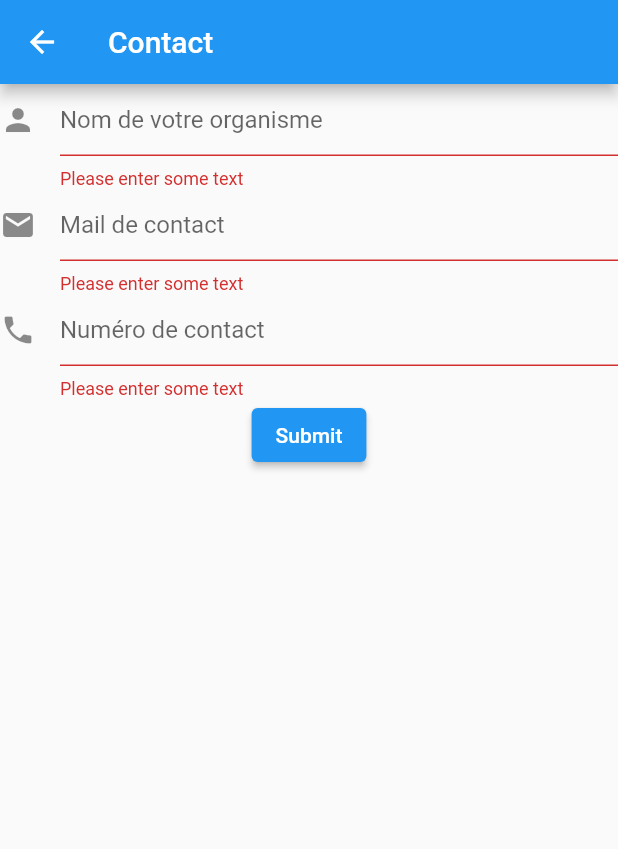
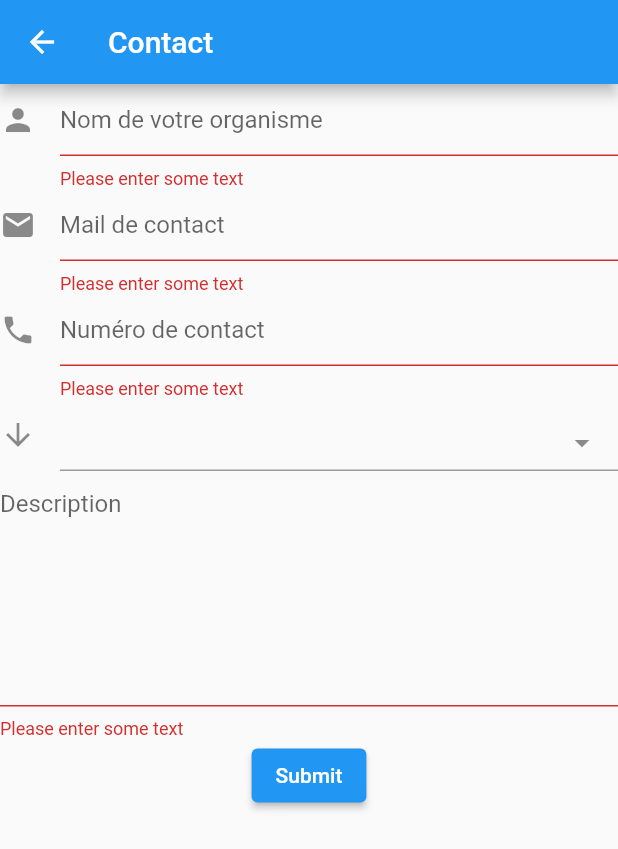
Before and after one commit to Esperlluette/nordlund_app, a Flutter app: the Contact screen opened directly, after a tap on "Submit", on a phone screen of 412 x 824 dp. Shown: the top 849 px of the screen. Run offline on Flutter 3.47's test engine with Material 2 defaults, Android fonts, the phone set to English and light mode, and no system bars; drawn by our look-alikes of select_form_field; our stand-ins replace shared_preferences; missing offline and left inert: dart:ffi; accounts and stored records are empty.

Commit message:
Contact form API WIP

```diff
--- a/lib/pages/component/contactForm.dart
+++ b/lib/component/contactForm.dart
@@ -1,6 +1,9 @@
+import 'dart:developer';
+
+import 'package:flutter/foundation.dart';
 import 'package:flutter/material.dart';
-import 'package:flutter/src/widgets/framework.dart';
-import 'package:flutter/src/widgets/placeholder.dart';
+import 'package:nordlund_dev/utils/api/Api.dart';
+import 'package:select_form_field/select_form_field.dart';
 
 class ContactForm extends StatefulWidget {
   const ContactForm({super.key});
@@ -11,7 +14,28 @@ class ContactForm extends StatefulWidget {
 
 class _ContactFormState extends State<ContactForm> {
   final _formKey = GlobalKey<FormState>();
-  String? name;
+  String? _name, _phone, _mail, _description;
+  var _selected = '1';
+
+  var types = [
+    'Création de site web',
+    'Modification de site web préexistant',
+    'Modification de site web préexistant',
+    "Création d'application mobile",
+    "Création d'application bureau"
+  ];
+
+  Widget buildSelector() {
+    List<Map<String, dynamic>> items = createItems();
+    return SelectFormField(
+      type: SelectFormFieldType.dropdown,
+      icon: const Icon(Icons.arrow_downward_sharp),
+      items: items,
+      onChanged: (value) {
+        _selected = value;
+      },
+    );
+  }
 
   @override
   Widget build(BuildContext context) {
@@ -19,8 +43,8 @@ class _ContactFormState extends State<ContactForm> {
       key: _formKey,
       child: Column(children: [
         TextFormField(
-          onFieldSubmitted: (value) {
-            name = value;
+          onSaved: (value) {
+            _name = value;
           },
           decoration: const InputDecoration(
             icon: Icon(Icons.person),
@@ -35,8 +59,8 @@ class _ContactFormState extends State<ContactForm> {
           },
         ),
         TextFormField(
-          onFieldSubmitted: (value) {
-            name = value;
+          onSaved: (value) {
+            _mail = value;
           },
           decoration: const InputDecoration(
             icon: Icon(Icons.email),
@@ -54,8 +78,8 @@ class _ContactFormState extends State<ContactForm> {
           },
         ),
         TextFormField(
-          onFieldSubmitted: (value) {
-            name = value;
+          onSaved: (value) {
+            _phone = value;
           },
           decoration: const InputDecoration(
             icon: Icon(Icons.phone),
@@ -74,15 +98,42 @@ class _ContactFormState extends State<ContactForm> {
             return null;
           },
         ),
+        buildSelector(),
+        TextFormField(
+          decoration: const InputDecoration(
+            hintText: 'Description',
+          ),
+          maxLines: 7,
+          validator: (value) {
+            if (value!.isEmpty) {
+              return 'Please enter some text';
+            }
+            return null;
+          },
+          onSaved: (value) {
+            _description = value;
+          },
+        ),
         ElevatedButton(
           onPressed: () {
-            // Validate returns true if the form is valid, or false otherwise.
             if (_formKey.currentState!.validate()) {
-              // If the form is valid, display a snackbar. In the real world,
-              // you'd often call a server or save the information in a database.
+              _formKey.currentState!.save();
+              if (kDebugMode) {
+                print(
+                    ' _Name: $_name \n Mail: $_mail, \n Phone: $_phone \n Selected value : $_selected \n description : $_description');
+              }
               ScaffoldMessenger.of(context).showSnackBar(
-                const SnackBar(content: Text('')),
+                const SnackBar(
+                    content:
+                        Text('Envoie du formulaire, vous allez être redirigé.'),
+                    duration: Duration(seconds: 2)),
               );
+              inspect(Api.postContact(
+                  _name as String,
+                  _mail as String,
+                  _phone as String,
+                  _description as String,
+                  _selected));
             }
           },
           child: const Text('Submit'),
@@ -90,4 +141,16 @@ class _ContactFormState extends State<ContactForm> {
       ]),
     );
   }
+
+  List<Map<String, dynamic>> createItems() {
+    List<Map<String, dynamic>> list = [];
+    int i = 1;
+    for (var type in types) {
+      Map<String, dynamic> map = {'value': i, 'label': type};
+      i++;
+      list.add(map);
+    }
+
+    return list;
+  }
 }
--- a/lib/pages/contact.dart
+++ b/lib/pages/contact.dart
@@ -1,6 +1,6 @@
 import 'package:flutter/material.dart';
 
-import 'component/contactForm.dart';
+import '../component/contactForm.dart';
 
 class Contact extends StatefulWidget {
   const Contact({super.key});
@@ -10,21 +10,13 @@ class Contact extends StatefulWidget {
 }
 
 class _ContactState extends State<Contact> {
-  var types = [
-    'Création de site web',
-    'Modification de site web préexistant',
-    'Modification de site web préexistant',
-    "Création d'application mobile",
-    "Création d'application bureau"
-  ];
-
   @override
   Widget build(BuildContext context) {
     return Scaffold(
       appBar: AppBar(
         title: const Text('Contact'),
       ),
-      body: Center(
+      body: const Center(
         child: ContactForm(),
       ),
     );
--- a/pubspec.yaml
+++ b/pubspec.yaml
@@ -32,11 +32,13 @@ dependencies:
     sdk: flutter
 
 
+
   # The following adds the Cupertino Icons font to your application.
   # Use with the CupertinoIcons class for iOS style icons.
   cupertino_icons: ^1.0.2
   http: ^0.13.5
   shared_preferences: ^2.0.18
+  select_form_field: ^2.2.0
 
 dev_dependencies:
   flutter_test:
@@ -61,8 +63,8 @@ flutter:
   uses-material-design: true
 
   # To add assets to your application, add an assets section, like this:
-  # assets:
-  #   - images/a_dot_burr.jpeg
+  assets:
+    - assets/images/
   #   - images/a_dot_ham.jpeg
 
   # An image asset can refer to one or more resolution-specific "variants", see
```
Also changed, not shown: lib/main.dart (+28 -2 lines), lib/utils/api/Api.dart (+56 -3 lines), assets/images/NordLund_logo.png (added), pubspec.lock.
